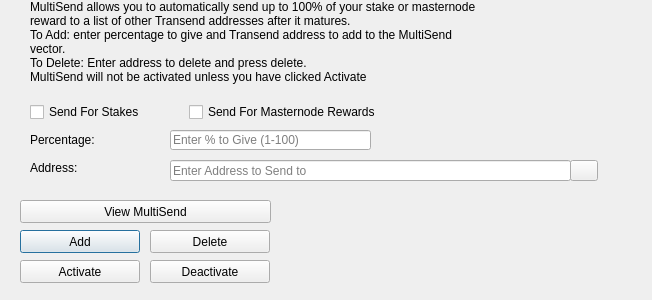
Before: the Qt Designer form src/qt/forms/multisenddialog.ui in TScoin/Transend, drawn with Qt 5.
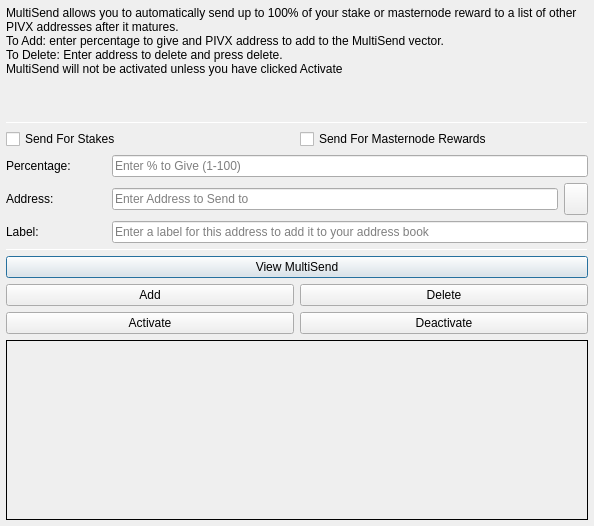
After: the same form once the commit is applied. Icons and pictures are not drawn.

```diff
--- a/src/qt/forms/multisenddialog.ui
+++ b/src/qt/forms/multisenddialog.ui
@@ -9,22 +9,106 @@
    <rect>
     <x>0</x>
     <y>0</y>
-    <width>652</width>
-    <height>300</height>
+    <width>594</width>
+    <height>526</height>
    </rect>
   </property>
   <property name="windowTitle">
    <string>MultiSend</string>
   </property>
+  <layout class="QVBoxLayout" name="verticalLayout" stretch="0">
+   <property name="leftMargin">
+    <number>6</number>
+   </property>
+   <property name="topMargin">
+    <number>6</number>
+   </property>
+   <property name="rightMargin">
+    <number>6</number>
+   </property>
+   <property name="bottomMargin">
+    <number>6</number>
+   </property>
+   <item>
+    <layout class="QVBoxLayout" name="verticalLayout_Main" stretch="1,1,1,0,1,1,1">
+     <item>
+      <widget class="QLabel" name="label_2">
+       <property name="lineWidth">
+        <number>1</number>
+       </property>
+       <property name="text">
+        <string>MultiSend allows you to automatically send up to 100% of your stake or masternode reward to a list of other PIVX addresses after it matures.
+To Add: enter percentage to give and PIVX address to add to the MultiSend vector.
+To Delete: Enter address to delete and press delete.
+MultiSend will not be activated unless you have clicked Activate</string>
+       </property>
+       <property name="alignment">
+        <set>Qt::AlignLeading|Qt::AlignLeft|Qt::AlignTop</set>
+       </property>
+       <property name="wordWrap">
+        <bool>true</bool>
+       </property>
+      </widget>
+     </item>
+     <item>
+      <widget class="Line" name="line">
+       <property name="minimumSize">
+        <size>
+         <width>0</width>
+         <height>1</height>
+        </size>
+       </property>
+       <property name="maximumSize">
+        <size>
+         <width>16777215</width>
+         <height>1</height>
+        </size>
+       </property>
+       <property name="orientation">
+        <enum>Qt::Horizontal</enum>
+       </property>
+      </widget>
+     </item>
+     <item>
+      <layout class="QVBoxLayout" name="verticalLayout_Settings">
+       <item>
+        <layout class="QHBoxLayout" name="horizontalLayout">
+         <item>
+          <widget class="QCheckBox" name="multiSendStakeCheckBox">
+           <property name="text">
+            <string>Send For Stakes</string>
+           </property>
+          </widget>
+         </item>
+         <item>
+          <widget class="QCheckBox" name="multiSendMasternodeCheckBox">
+           <property name="text">
+            <string>Send For Masternode Rewards</string>
+           </property>
+          </widget>
+         </item>
+        </layout>
+       </item>
+       <item>
+        <layout class="QHBoxLayout" name="horizontalLayout_6">
+         <item>
+          <widget class="QLabel" name="label">
+           <property name="minimumSize">
+            <size>
+             <width>100</width>
+             <height>0</height>
+            </size>
+           </property>
+           <property name="toolTip">
+            <string>Percentage of stake to send</string>
+           </property>
+           <property name="text">
+            <string>Percentage:</string>
+           </property>
+          </widget>
+         </item>
+         <item>
   <widget class="QLineEdit" name="multiSendPercentEdit">
-   <property name="geometry">
-    <rect>
-     <x>170</x>
-     <y>130</y>
-     <width>201</width>
-     <height>20</height>
-    </rect>
-   </property>
    <property name="toolTip">
     <string>Enter whole numbers 1 - 100</string>
    </property>
@@ -32,15 +116,29 @@
     <string>Enter % to Give (1-100)</string>
    </property>
   </widget>
+         </item>
+        </layout>
+       </item>
+       <item>
+        <layout class="QHBoxLayout" name="horizontalLayout_7">
+         <item>
+          <widget class="QLabel" name="label_5">
+           <property name="minimumSize">
+            <size>
+             <width>100</width>
+             <height>0</height>
+            </size>
+           </property>
+           <property name="toolTip">
+            <string>Address to send portion of stake to</string>
+           </property>
+           <property name="text">
+            <string>Address:</string>
+           </property>
+          </widget>
+         </item>
+         <item>
   <widget class="QLineEdit" name="multiSendAddressEdit">
-   <property name="geometry">
-    <rect>
-     <x>170</x>
-     <y>160</y>
-     <width>401</width>
-     <height>21</height>
-    </rect>
-   </property>
    <property name="toolTip">
     <string/>
    </property>
@@ -48,87 +146,14 @@
     <string>Enter Address to Send to</string>
    </property>
   </widget>
-  <widget class="QLabel" name="label_2">
-   <property name="geometry">
-    <rect>
-     <x>30</x>
-     <y>0</y>
-     <width>451</width>
-     <height>121</height>
-    </rect>
-   </property>
-   <property name="lineWidth">
-    <number>1</number>
-   </property>
-   <property name="text">
-    <string>MultiSend allows you to automatically send up to 100% of your stake or masternode reward to a list of other Transend addresses after it matures.
-To Add: enter percentage to give and Transend address to add to the MultiSend vector.
-To Delete: Enter address to delete and press delete.
-MultiSend will not be activated unless you have clicked Activate</string>
-   </property>
-   <property name="alignment">
-    <set>Qt::AlignLeading|Qt::AlignLeft|Qt::AlignTop</set>
-   </property>
-   <property name="wordWrap">
-    <bool>true</bool>
-   </property>
-  </widget>
-  <widget class="QLabel" name="message">
-   <property name="geometry">
-    <rect>
-     <x>290</x>
-     <y>200</y>
-     <width>351</width>
-     <height>91</height>
-    </rect>
-   </property>
-   <property name="text">
-    <string/>
-   </property>
-  </widget>
-  <widget class="QPushButton" name="addButton">
-   <property name="geometry">
-    <rect>
-     <x>20</x>
-     <y>230</y>
-     <width>120</width>
-     <height>23</height>
-    </rect>
-   </property>
-   <property name="toolTip">
-    <string/>
-   </property>
-   <property name="statusTip">
-    <string>Add to MultiSend Vector</string>
-   </property>
-   <property name="text">
-    <string>Add</string>
-   </property>
-  </widget>
-  <widget class="QPushButton" name="disableButton">
-   <property name="geometry">
-    <rect>
-     <x>150</x>
-     <y>260</y>
-     <width>120</width>
-     <height>23</height>
-    </rect>
-   </property>
-   <property name="statusTip">
-    <string>Deactivate MultiSend</string>
-   </property>
-   <property name="text">
-    <string>Deactivate</string>
-   </property>
-  </widget>
-  <widget class="QPushButton" name="addressBookButton">
-   <property name="geometry">
-    <rect>
-     <x>570</x>
-     <y>160</y>
-     <width>28</width>
-     <height>21</height>
-    </rect>
+         </item>
+         <item>
+          <widget class="QToolButton" name="addressBookButton">
+           <property name="maximumSize">
+            <size>
+             <width>16777215</width>
+             <height>32</height>
+            </size>
    </property>
    <property name="toolTip">
     <string>Choose an address from the address book</string>
@@ -143,51 +168,85 @@
    <property name="shortcut">
     <string>Alt+A</string>
    </property>
-   <property name="autoDefault">
-    <bool>false</bool>
-   </property>
-  </widget>
-  <widget class="QLabel" name="label">
-   <property name="geometry">
-    <rect>
-     <x>30</x>
-     <y>130</y>
-     <width>121</width>
-     <height>20</height>
-    </rect>
-   </property>
+          </widget>
+         </item>
+        </layout>
+       </item>
+      </layout>
+     </item>
+     <item>
+      <layout class="QHBoxLayout" name="horizontalLayout_3">
+       <item>
+        <widget class="QLabel" name="label_3">
+         <property name="minimumSize">
+          <size>
+           <width>100</width>
+           <height>0</height>
+          </size>
+         </property>
+         <property name="text">
+          <string>Label:</string>
+         </property>
+        </widget>
+       </item>
+       <item>
+        <widget class="QLineEdit" name="labelAddressLabelEdit">
+         <property name="placeholderText">
+          <string>Enter a label for this address to add it to your address book</string>
+         </property>
+        </widget>
+       </item>
+      </layout>
+     </item>
+     <item>
+      <widget class="Line" name="line_2">
+       <property name="minimumSize">
+        <size>
+         <width>0</width>
+         <height>1</height>
+        </size>
+       </property>
+       <property name="maximumSize">
+        <size>
+         <width>16777215</width>
+         <height>1</height>
+        </size>
+       </property>
+       <property name="orientation">
+        <enum>Qt::Horizontal</enum>
+       </property>
+      </widget>
+     </item>
+     <item>
+      <layout class="QVBoxLayout" name="verticalLayout_Buttons">
+       <item>
+        <layout class="QHBoxLayout" name="horizontalLayout_4">
+         <item>
+          <widget class="QPushButton" name="viewButton">
    <property name="toolTip">
     <string>Percentage of stake to send</string>
    </property>
    <property name="text">
-    <string>Percentage:</string>
-   </property>
-  </widget>
-  <widget class="QLabel" name="label_5">
-   <property name="geometry">
-    <rect>
-     <x>30</x>
-     <y>160</y>
-     <width>111</width>
-     <height>16</height>
-    </rect>
-   </property>
+            <string>View MultiSend</string>
+           </property>
+          </widget>
+         </item>
+        </layout>
+       </item>
+       <item>
+        <layout class="QHBoxLayout" name="horizontalLayout_2">
+         <item>
+          <widget class="QPushButton" name="addButton">
    <property name="toolTip">
     <string>Address to send portion of stake to</string>
    </property>
    <property name="text">
-    <string>Address:</string>
-   </property>
-  </widget>
+            <string>Add</string>
+           </property>
+          </widget>
+         </item>
+         <item>
   <widget class="QPushButton" name="deleteButton">
-   <property name="geometry">
-    <rect>
-     <x>150</x>
-     <y>230</y>
-     <width>120</width>
-     <height>23</height>
-    </rect>
-   </property>
    <property name="toolTip">
     <string/>
    </property>
@@ -198,15 +257,13 @@
     <string>Delete</string>
    </property>
   </widget>
+         </item>
+        </layout>
+       </item>
+       <item>
+        <layout class="QHBoxLayout" name="horizontalLayout_5">
+         <item>
   <widget class="QPushButton" name="activateButton">
-   <property name="geometry">
-    <rect>
-     <x>20</x>
-     <y>260</y>
-     <width>120</width>
-     <height>23</height>
-    </rect>
-   </property>
    <property name="statusTip">
     <string>Activate MultiSend</string>
    </property>
@@ -214,51 +271,55 @@
     <string>Activate</string>
    </property>
   </widget>
-  <widget class="QPushButton" name="viewButton">
-   <property name="geometry">
-    <rect>
-     <x>20</x>
-     <y>200</y>
-     <width>251</width>
-     <height>23</height>
-    </rect>
-   </property>
-   <property name="toolTip">
-    <string/>
-   </property>
+         </item>
+         <item>
+          <widget class="QPushButton" name="disableButton">
    <property name="statusTip">
     <string>View MultiSend Vector</string>
    </property>
    <property name="text">
-    <string>View MultiSend</string>
-   </property>
-  </widget>
-  <widget class="QWidget" name="horizontalLayoutWidget">
-   <property name="geometry">
-    <rect>
-     <x>30</x>
-     <y>100</y>
-     <width>351</width>
-     <height>24</height>
-    </rect>
-   </property>
-   <layout class="QHBoxLayout" name="horizontalLayout">
-    <item>
-     <widget class="QCheckBox" name="multiSendStakeCheckBox">
-      <property name="text">
-       <string>Send For Stakes</string>
-      </property>
-     </widget>
-    </item>
+            <string>Deactivate</string>
+           </property>
+          </widget>
+         </item>
+        </layout>
+       </item>
+      </layout>
+     </item>
     <item>
-     <widget class="QCheckBox" name="multiSendMasternodeCheckBox">
+      <widget class="QLabel" name="message">
+       <property name="minimumSize">
+        <size>
+         <width>0</width>
+         <height>180</height>
+        </size>
+       </property>
+       <property name="frameShape">
+        <enum>QFrame::Panel</enum>
+       </property>
+       <property name="frameShadow">
+        <enum>QFrame::Plain</enum>
+       </property>
+       <property name="lineWidth">
+        <number>1</number>
+       </property>
+       <property name="midLineWidth">
+        <number>1</number>
+       </property>
       <property name="text">
-       <string>Send For Masternode Rewards</string>
-      </property>
+        <string/>
+       </property>
+       <property name="alignment">
+        <set>Qt::AlignLeading|Qt::AlignLeft|Qt::AlignTop</set>
+       </property>
+       <property name="wordWrap">
+        <bool>true</bool>
+       </property>
      </widget>
     </item>
    </layout>
-  </widget>
+   </item>
+  </layout>
  </widget>
  <resources>
   <include location="../transend.qrc"/>
```
Left out of the diff: 20 changed lines with no effect on the pictures. Lines whose indentation alone changed are shown as unchanged.
